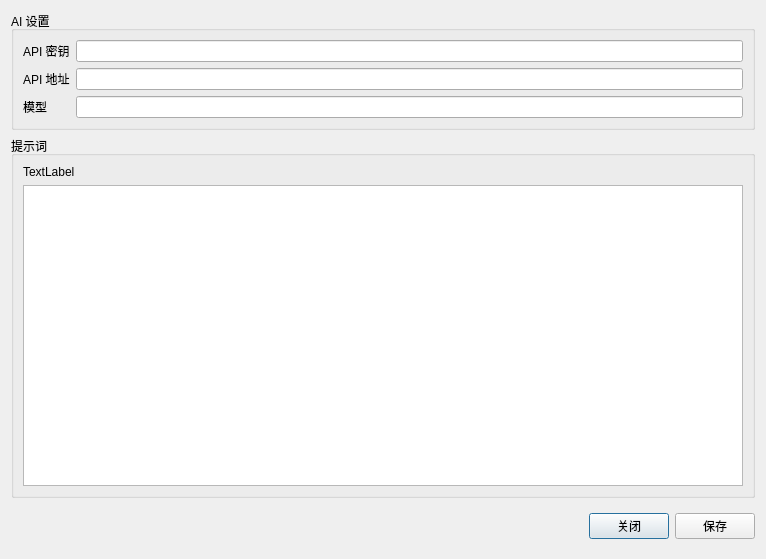
Qt form src/views/settings/settings.ui (Hunlongyu/work_report) before a commit.
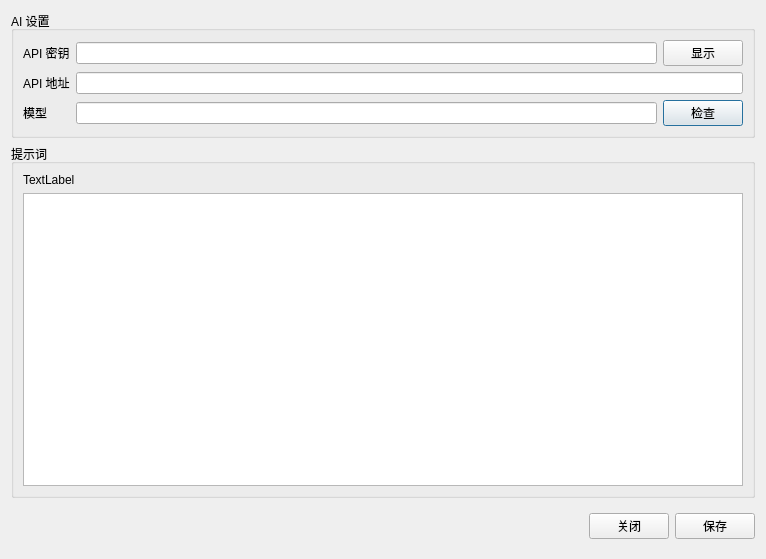
The same form after that commit.

Commit message:
feat(settings): 添加 API 密钥验证功能
- 在设置页面添加检查按钮，用于验证 API 密钥的有效性
- 实现 async_check_key 函数，异步检查 API 密钥
- 添加保存设置功能，将配置信息保存到 Config 中
- 优化设置页面布局，调整控件位置和顺序

Diff of the .ui file:
```diff
--- a/src/views/settings/settings.ui
+++ b/src/views/settings/settings.ui
@@ -39,15 +39,8 @@
       <string>AI 设置</string>
      </property>
      <layout class="QGridLayout" name="gridLayout_5">
-      <item row="0" column="0">
-       <widget class="QLabel" name="label">
-        <property name="text">
-         <string>API 密钥</string>
-        </property>
-       </widget>
-      </item>
-      <item row="0" column="1">
-       <widget class="QLineEdit" name="le_key"/>
+      <item row="4" column="1">
+       <widget class="QLineEdit" name="le_model"/>
       </item>
       <item row="1" column="0">
        <widget class="QLabel" name="label_2">
@@ -56,10 +49,24 @@
         </property>
        </widget>
       </item>
-      <item row="1" column="1">
+      <item row="1" column="1" colspan="2">
        <widget class="QLineEdit" name="le_address"/>
       </item>
-      <item row="2" column="0">
+      <item row="4" column="2">
+       <widget class="QPushButton" name="btn_check">
+        <property name="text">
+         <string>检查</string>
+        </property>
+       </widget>
+      </item>
+      <item row="0" column="0">
+       <widget class="QLabel" name="label">
+        <property name="text">
+         <string>API 密钥</string>
+        </property>
+       </widget>
+      </item>
+      <item row="4" column="0">
        <widget class="QLabel" name="label_3">
         <property name="layoutDirection">
          <enum>Qt::LayoutDirection::LeftToRight</enum>
@@ -72,8 +79,15 @@
         </property>
        </widget>
       </item>
-      <item row="2" column="1">
-       <widget class="QLineEdit" name="le_model"/>
+      <item row="0" column="1">
+       <widget class="QLineEdit" name="le_key"/>
+      </item>
+      <item row="0" column="2">
+       <widget class="QPushButton" name="btn_show">
+        <property name="text">
+         <string>显示</string>
+        </property>
+       </widget>
       </item>
      </layout>
     </widget>
```
The commit also changes 4 other files.
